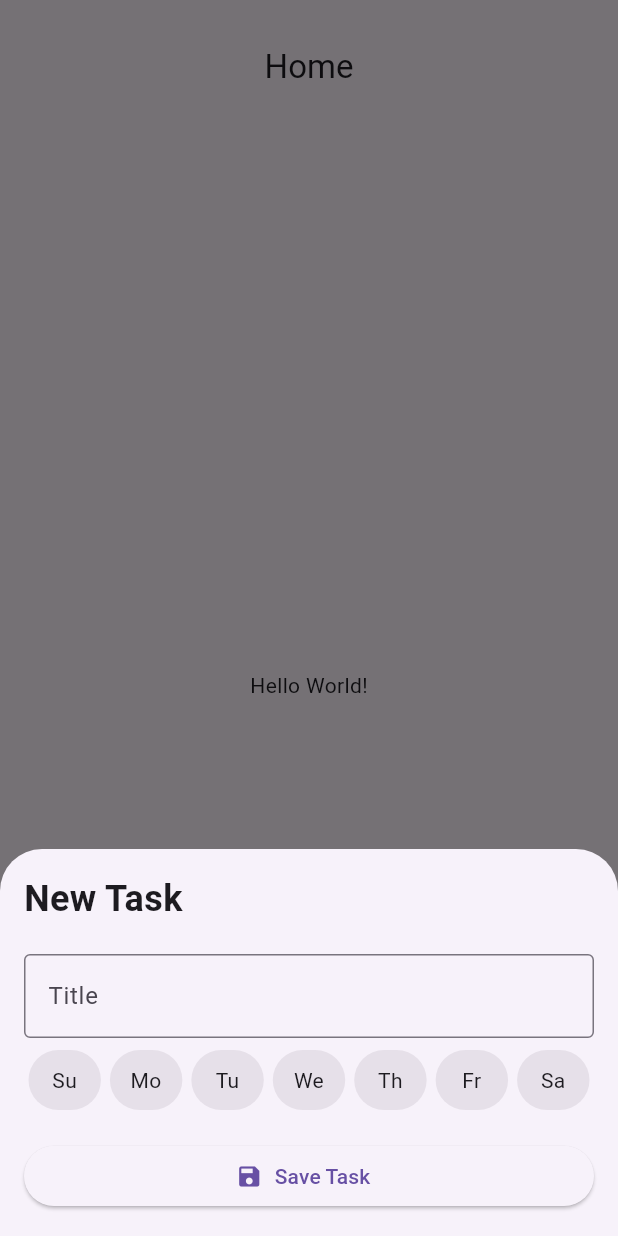
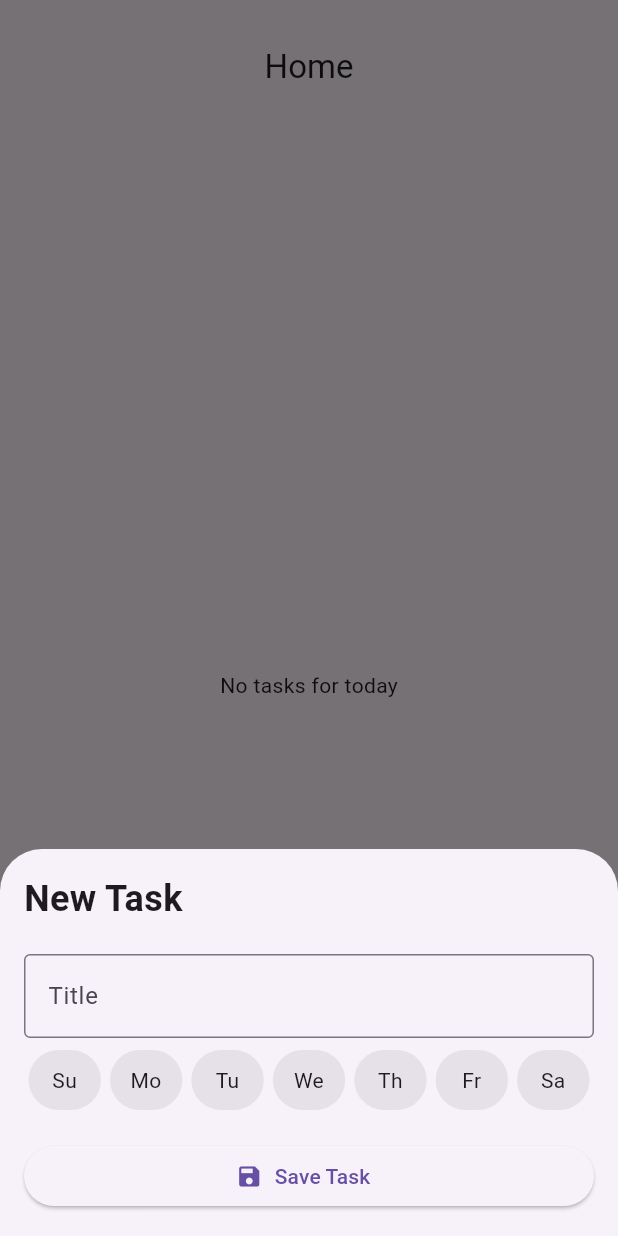
Before and after one commit to Posado-Sebastian/daily_tasks, a Flutter app: the screen it shows after launch, after a tap on the "add" icon, on a phone screen of 412 x 824 dp. Run offline on Flutter 3.47's test engine with Material 3 defaults, Android fonts, the phone set to English and light mode, and no system bars; our stand-ins replace sqflite; accounts and stored records are empty.

Commit message:
delete task

```diff
--- a/lib/home.dart
+++ b/lib/home.dart
@@ -3,8 +3,32 @@ import 'bottomsheet.dart';
 import 'db_helper.dart';
 import 'task.dart';
 
-class Home extends StatelessWidget {
+class Home extends StatefulWidget {
   const Home({super.key});
+
+  @override
+  State<Home> createState() => _HomeState();
+}
+
+class _HomeState extends State<Home> {
+  List<Task> _tasks = [];
+
+  static const _dayNames = ['Su', 'Mo', 'Tu', 'We', 'Th', 'Fr', 'Sa'];
+
+  String get _today => _dayNames[DateTime.now().weekday % 7];
+
+  Future<void> _loadTasks() async {
+    final all = await DbHelper.getTasks();
+    setState(() {
+      _tasks = all.where((task) => task.days.contains(_today)).toList();
+    });
+  }
+
+  @override
+  void initState() {
+    super.initState();
+    _loadTasks();
+  }
 
   @override
   Widget build(BuildContext context) {
@@ -14,15 +38,47 @@ class Home extends StatelessWidget {
         title: const Text('Home'),
         centerTitle: true,
       ),
-      body: const Center(child: Text('Hello World!')),
+      body: _tasks.isEmpty
+          ? const Center(child: Text('No tasks for today'))
+          : ListView.builder(
+              itemCount: _tasks.length,
+              itemBuilder: (context, index) {
+                final task = _tasks[index];
+                return ListTile(
+                  title: Text(task.title),
+                  leading: Checkbox(
+                    value: task.isCompleted,
+                    onChanged: (value) async {
+                      // Actualizar la task: cambiar isCompleted
+                      final updated = Task(
+                        id: task.id,
+                        title: task.title,
+                        isCompleted: value ?? false,
+                        days: task.days,
+                      );
+                      await DbHelper.updateTask(updated);
+                      _loadTasks();  // recargar lista
+                    },
+                  ),
+                  trailing: IconButton(
+                    icon: Icon(Icons.delete),
+                    onPressed: () async {
+                      await DbHelper.deleteTask(task.id!);
+                      _loadTasks();
+                    },
+                  ),
+                );
+              },
+            ),
       floatingActionButton: FloatingActionButton(
-        onPressed: () {
-          showModalBottomSheet(
+        onPressed: () async {
+          await showModalBottomSheet(
             context: context,
             builder: (BuildContext context) {
               return const BottomSheetWidget();
             },
           );
+          _loadTasks();
         },
         child: const Icon(Icons.add),
       ),
```
Also changed, not shown: lib/db_helper.dart (+21 -0 lines).
